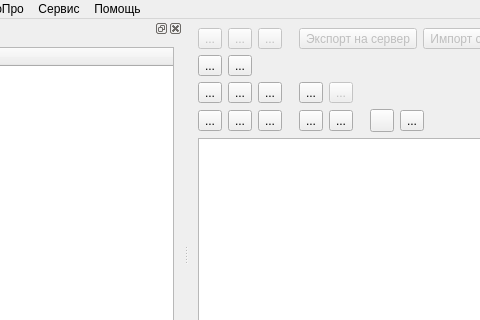
arcirk/ws_solution, file certmanager/CertManager/mainwindow.ui: the form before one commit; both pictures show x 91 to 571 and y 0 to 320 of the 1154 by 746 pixel window.
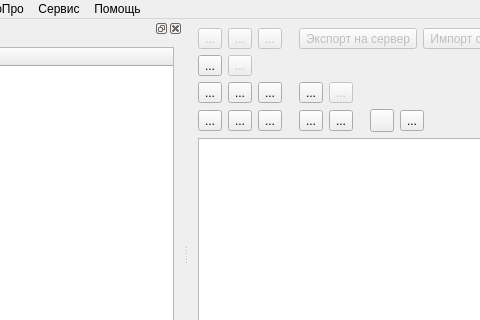
The form after the commit. Icons and pictures are not drawn.

Diff of the .ui file:
```diff
--- a/certmanager/CertManager/mainwindow.ui
+++ b/certmanager/CertManager/mainwindow.ui
@@ -285,6 +285,9 @@
          </item>
          <item>
           <widget class="QToolButton" name="btnCompToDatabase">
+           <property name="enabled">
+            <bool>false</bool>
+           </property>
            <property name="text">
             <string>...</string>
            </property>
```
